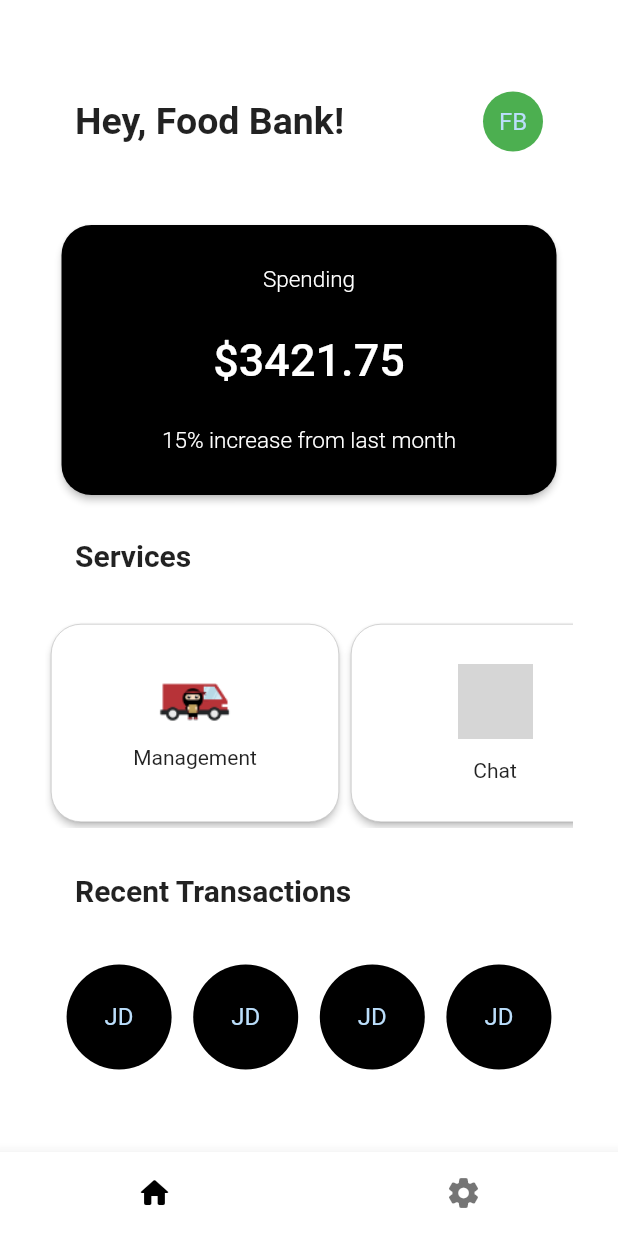
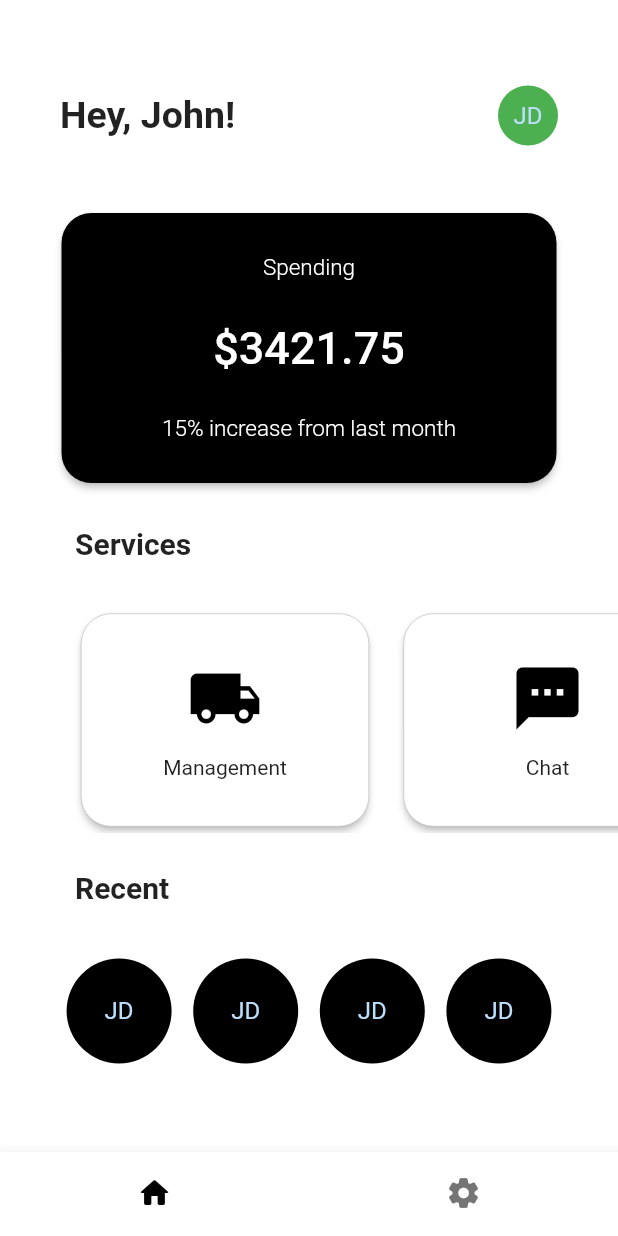
Before and after one commit to torrizing/google-ignite-22-group2, a Flutter app: the screen it shows after launch, on a phone screen of 412 x 824 dp. Run offline on Flutter 3.47's test engine with Material 2 defaults, Android fonts, the phone set to English and light mode, and no system bars; our stand-ins replace equatable; grey boxes are pictures that could not be loaded.

Commit message:
added reusable widgets

```diff
--- a/lib/pages/home_page.dart
+++ b/lib/pages/home_page.dart
@@ -1,9 +1,9 @@
 import 'package:flutter/material.dart';
-import 'package:google_ignite_app/pages/settings_page.dart';
-import 'package:google_ignite_app/widget/services/chat_card.dart';
-import 'package:google_ignite_app/widget/services/management_card.dart';
-import 'package:google_ignite_app/widget/services/map_card.dart';
-import 'package:google_ignite_app/widget/widgets.dart';
+import 'package:google_ignite_app/pages/chat_page.dart';
+import 'package:google_ignite_app/pages/management_page.dart';
+import 'package:google_ignite_app/pages/map_page.dart';
+import 'package:google_ignite_app/reusable_widgets/card_widget.dart';
+import 'package:google_ignite_app/reusable_widgets/label_widget.dart';
 
 class HomePage extends StatelessWidget {
   const HomePage({super.key});
@@ -13,9 +13,9 @@ class HomePage extends StatelessWidget {
     return Column(children: [
       const CardTitle(),
       cardComponent(),
-      servicesTitle(),
+      const LabelWidget(textTitle: "Services"),
       servicesCard(),
-      transactionTitle(),
+      const LabelWidget(textTitle: "Recent"),
       transactionContent(),
     ]);
   }
@@ -27,7 +27,7 @@ class CardTitle extends StatelessWidget {
   @override
   Widget build(BuildContext context) {
     return Container(
-        padding: const EdgeInsets.symmetric(horizontal: 50, vertical: 5),
+        padding: const EdgeInsets.symmetric(horizontal: 40, vertical: 1),
         child: Row(
           mainAxisAlignment: MainAxisAlignment.spaceBetween,
           crossAxisAlignment: CrossAxisAlignment.center,
@@ -35,7 +35,7 @@ class CardTitle extends StatelessWidget {
             Container(
                 padding: const EdgeInsets.only(bottom: 40),
                 child: const Text(
-                  "Hey, Food Bank!",
+                  "Hey, John!",
                   style: TextStyle(fontWeight: FontWeight.bold, fontSize: 25),
                 )),
             Container(
@@ -49,7 +49,7 @@ class CardTitle extends StatelessWidget {
                   child: const CircleAvatar(
                     radius: 20,
                     backgroundColor: Colors.green,
-                    child: Text('FB'),
+                    child: Text('JD'),
                   ),
                 )))
           ],
@@ -96,54 +96,41 @@ Widget cardComponent() {
               )))));
 }
 
-Widget servicesTitle() {
-  return Container(
-      // padding: const EdgeInsets.symmetric(horizontal: 50, vertical: 30),
-      padding: const EdgeInsets.symmetric(horizontal: 50, vertical: 25),
-      child: Row(
-        children: const [
-          Text(
-            "Services",
-            style: TextStyle(fontWeight: FontWeight.bold, fontSize: 20),
-          )
-        ],
-      ));
-}
-
 Widget servicesCard() {
-  return Container(
-      padding: const EdgeInsets.symmetric(horizontal: 30, vertical: 5),
+  return SizedBox(
+      // padding: const EdgeInsets.symmetric(horizontal: 30, vertical: 5),
       height: 150.0,
       child: ListView(
         scrollDirection: Axis.horizontal,
-        children: const [ManagementCard(), ChatCard(), MapCard()],
+        children: const [
+          SizedBox(width: 50),
+          CardWidget(
+              cardTitle: 'Management',
+              cardIcon: Icon(
+                Icons.local_shipping,
+                size: 50,
+                color: Colors.black,
+              ),
+              pageToGo: ManagementPage()),
+          SizedBox(width: 15),
+          CardWidget(
+            cardTitle: 'Chat',
+            cardIcon: Icon(
+              Icons.textsms,
+              size: 50,
+              color: Colors.black,
+            ),
+            pageToGo: ChatPage(),
+          ),
+          SizedBox(width: 15),
+          CardWidget(
+            cardTitle: 'Map',
+            cardIcon: Icon(Icons.place, size: 50, color: Colors.black),
+            pageToGo: MapPage(),
+          ),
+          SizedBox(width: 50)
+        ],
       ));
-}
-
-Widget transactionTitle() {
-  return Container(
-    padding: const EdgeInsets.symmetric(horizontal: 50, vertical: 25),
-    child: Row(
-      children: [
-        Expanded(
-          /* 1 */
-          child: Column(
-            crossAxisAlignment: CrossAxisAlignment.start,
-            children: [
-              /* 2 */
-              Container(
-                padding: const EdgeInsets.only(bottom: 8),
-                child: const Text(
-                  'Recent Transactions',
-                  style: TextStyle(fontWeight: FontWeight.bold, fontSize: 20),
-                ),
-              ),
-            ],
-          ),
-        ),
-      ],
-    ),
-  );
 }
 
 Widget transactionContent() {
--- a/lib/widget/services/management_card.dart
+++ b/lib/reusable_widgets/card_widget.dart
@@ -1,9 +1,16 @@
 import 'package:flutter/material.dart';
-import 'package:google_ignite_app/pages/management_page.dart';
-import 'package:google_ignite_app/widget/widgets.dart';
+import 'package:google_ignite_app/reusable_widgets/navigation.dart';
 
-class ManagementCard extends StatelessWidget {
-  const ManagementCard({super.key});
+class CardWidget extends StatelessWidget {
+  final String cardTitle;
+  final Widget cardIcon;
+  final Widget pageToGo;
+
+  const CardWidget(
+      {super.key,
+      required this.cardTitle,
+      required this.cardIcon,
+      required this.pageToGo});
 
   @override
   Widget build(BuildContext context) {
@@ -17,22 +24,19 @@ class ManagementCard extends StatelessWidget {
             child: (InkWell(
                 splashColor: Colors.blue.withAlpha(30),
                 onTap: () {
-                  debugPrint('Management Tapped');
-                  nextScreen(context, const ManagementPage());
+                  debugPrint('Tapped');
+                  nextScreen(context, pageToGo);
                 },
                 child: Padding(
                     padding: const EdgeInsets.all(20.0),
                     child: Column(
                       mainAxisAlignment: MainAxisAlignment.center,
                       children: [
-                        Image.asset(
-                          "assets/images/ninjavan.png",
-                          width: 50,
-                        ),
+                        cardIcon,
                         const SizedBox(
                           height: 13,
                         ),
-                        const Text("Management")
+                        Text(cardTitle)
                       ],
                     ))))));
   }
--- /dev/null
+++ b/lib/reusable_widgets/label_widget.dart
@@ -0,0 +1,33 @@
+import 'package:flutter/material.dart';
+
+class LabelWidget extends StatelessWidget {
+  final String textTitle;
+  const LabelWidget({super.key, required this.textTitle});
+
+  @override
+  Widget build(BuildContext context) {
+    return Container(
+        padding: const EdgeInsets.symmetric(horizontal: 50, vertical: 25),
+        child: Row(
+          children: [
+            Expanded(
+              /* 1 */
+              child: Column(
+                crossAxisAlignment: CrossAxisAlignment.start,
+                children: [
+                  /* 2 */
+                  Container(
+                    padding: const EdgeInsets.only(bottom: 6),
+                    child: Text(
+                      textTitle,
+                      style: const TextStyle(
+                          fontWeight: FontWeight.bold, fontSize: 20),
+                    ),
+                  ),
+                ],
+              ),
+            ),
+          ],
+        ));
+  }
+}
--- a/lib/widget/services/chat_card.dart
+++ /dev/null
@@ -1,64 +0,0 @@
-import 'package:flutter/material.dart';
-import 'package:google_ignite_app/pages/chat_page.dart';
-import 'package:google_ignite_app/widget/widgets.dart';
-
-class ChatCard extends StatelessWidget {
-  const ChatCard({super.key});
-
-  @override
-  Widget build(BuildContext context) {
-    return SizedBox(
-        width: 200.0,
-        child: Card(
-            elevation: 2,
-            shape: RoundedRectangleBorder(
-                borderRadius: BorderRadius.circular(20),
-                side: const BorderSide(color: Colors.grey, width: .3)),
-            child: (InkWell(
-                splashColor: Colors.blue.withAlpha(30),
-                onTap: () {
-                  debugPrint('Chat Tapped');
-                  nextScreen(context, const ChatPage());
-                },
-                child: Padding(
-                    padding: const EdgeInsets.all(20.0),
-                    child: Column(
-                      mainAxisAlignment: MainAxisAlignment.center,
-                      children: [
-                        Image.asset(
-                          "assets/images/carousell.png",
-                          width: 50,
-                        ),
-                        const SizedBox(
-                          height: 13,
-                        ),
-                        const Text("Chat")
-                      ],
-                    ))))));
-  }
-
-  // Widget build(BuildContext context) {
-  //   return Card(
-  //       elevation: 2,
-  //       shape: RoundedRectangleBorder(
-  //           borderRadius: BorderRadius.circular(20),
-  //           side: const BorderSide(color: Colors.grey, width: .3)),
-  //       child: (InkWell(
-  //           splashColor: Colors.blue.withAlpha(30),
-  //           onTap: () {
-  //             debugPrint('Delivery Tapped');
-  //             nextScreen(context, const ChatPage());
-  //           },
-  //           child: Padding(
-  //               padding: const EdgeInsets.all(20.0),
-  //               child: Column(
-  //                 children: [
-  //                   Image.asset("assets/images/carousell.png", width: 35),
-  //                   const SizedBox(
-  //                     height: 13,
-  //                   ),
-  //                   const Text("Conversations")
-  //                 ],
-  //               )))));
-  // }
-}
```
Also changed, not shown: lib/main.dart (+1 -7 lines), lib/pages/auth/login_page.dart (deleted, +0 -137 lines), lib/pages/auth/register_page.dart (deleted, +0 -162 lines), lib/reusable_widgets/navigation.dart (added, +14 -0 lines), lib/widget/services/map_card.dart (deleted, +0 -65 lines), lib/widget/widgets.dart (deleted, +0 -23 lines), lib/firebase_options.dart (deleted), 1 other file.
